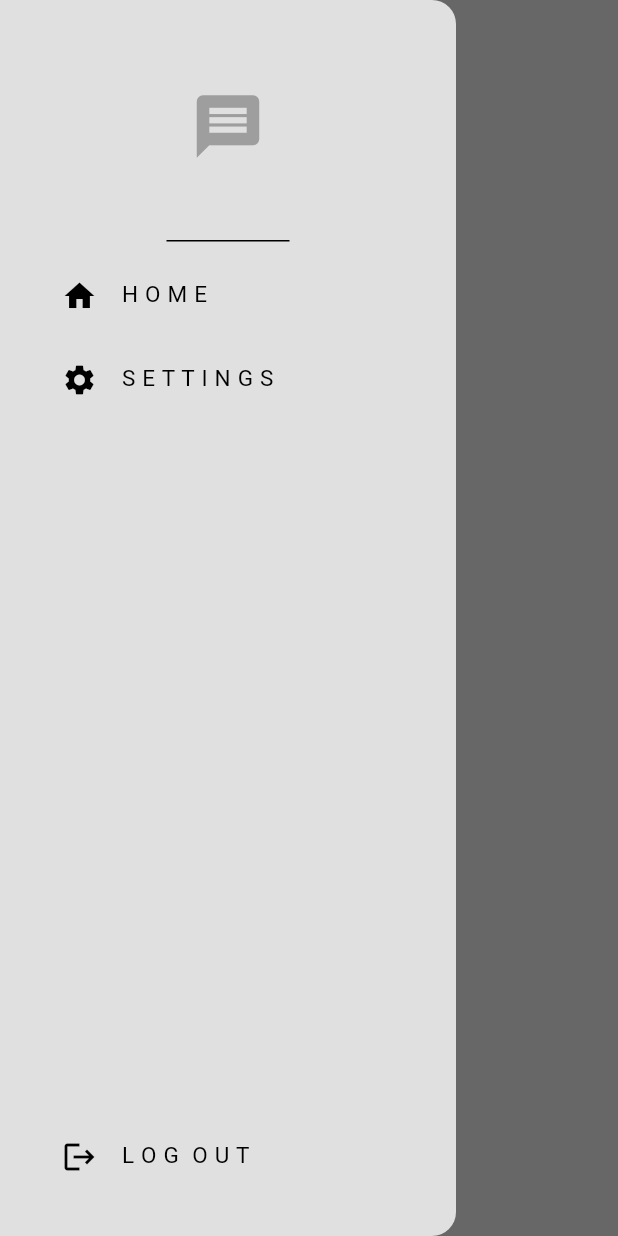
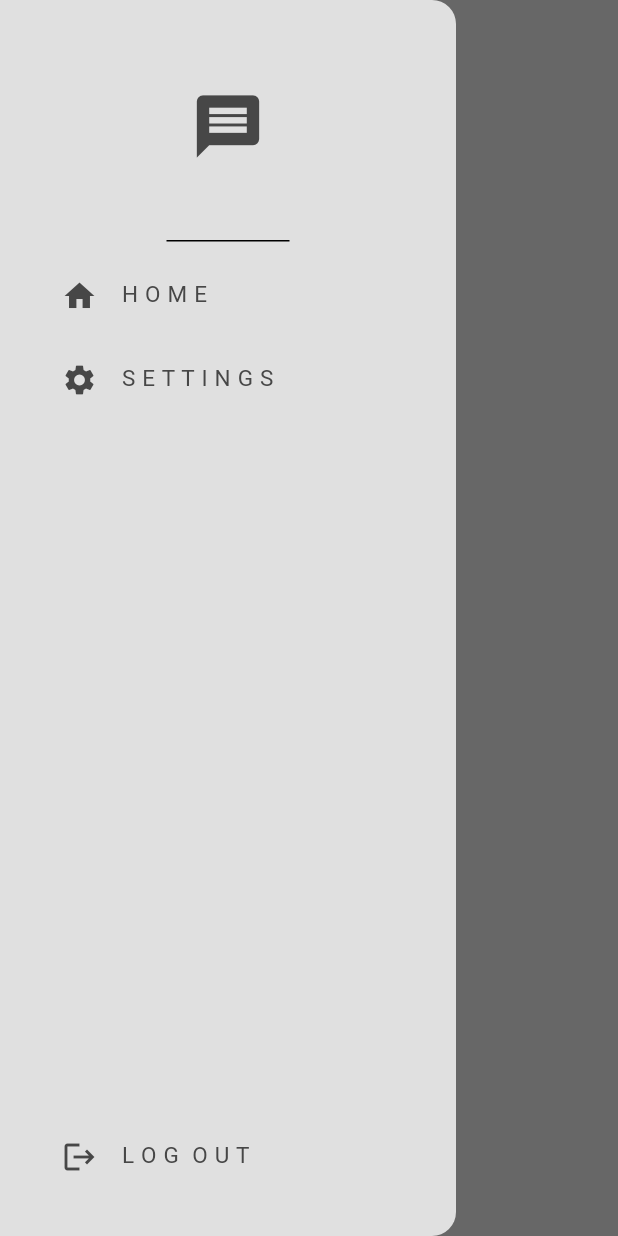
Before and after one commit to Vihanga-Nirmitha/Messenger-App-, a Flutter app: the screen it shows once a user with an empty profile is signed in, with the side drawer open, on a phone screen of 412 x 824 dp. Run offline on Flutter 3.47's test engine with Material 3 defaults, Android fonts, the phone set to English and light mode, and no system bars; our stand-ins replace cloud_firestore, firebase_auth, firebase_core; missing offline and left inert: dart:ffi; accounts and stored records are empty.

Commit message:
Theme mode setup

```diff
--- a/lib/component/my_drawer.dart
+++ b/lib/component/my_drawer.dart
@@ -21,7 +21,7 @@ class MyDrawer extends StatelessWidget {
               DrawerHeader(
                 child: Icon(
                   Icons.message,
-                  color: Theme.of(context).colorScheme.primary,
+                  color: Theme.of(context).colorScheme.tertiary,
                   size: 50,
                 ),
               ),
@@ -30,11 +30,17 @@ class MyDrawer extends StatelessWidget {
               Padding(
                 padding: const EdgeInsets.only(left: 25.0),
                 child: ListTile(
-                  title: const Text(
+                  title: Text(
                     "H O M E",
-                    style: TextStyle(fontSize: 15),
+                    style: TextStyle(
+                      fontSize: 15,
+                      color: Theme.of(context).colorScheme.tertiary,
+                    ),
                   ),
-                  leading: const Icon(Icons.home),
+                  leading: Icon(
+                    Icons.home,
+                    color: Theme.of(context).colorScheme.tertiary,
+                  ),
                   onTap: () {
                     Navigator.pop(context);
                   },
@@ -44,11 +50,17 @@ class MyDrawer extends StatelessWidget {
               Padding(
                 padding: const EdgeInsets.only(left: 25.0),
                 child: ListTile(
-                  title: const Text(
+                  title: Text(
                     "S E T T I N G S",
-                    style: TextStyle(fontSize: 15),
+                    style: TextStyle(
+                      fontSize: 15,
+                      color: Theme.of(context).colorScheme.tertiary,
+                    ),
                   ),
-                  leading: const Icon(Icons.settings),
+                  leading: Icon(
+                    Icons.settings,
+                    color: Theme.of(context).colorScheme.tertiary,
+                  ),
                   onTap: () {
                     Navigator.pop(context);
                     Navigator.push(
@@ -64,11 +76,17 @@ class MyDrawer extends StatelessWidget {
           Padding(
             padding: const EdgeInsets.only(left: 25.0, bottom: 25),
             child: ListTile(
-              title: const Text(
+              title: Text(
                 "L O G  O U T",
-                style: TextStyle(fontSize: 15),
+                style: TextStyle(
+                  fontSize: 15,
+                  color: Theme.of(context).colorScheme.tertiary,
+                ),
               ),
-              leading: const Icon(Icons.logout),
+              leading: Icon(
+                Icons.logout,
+                color: Theme.of(context).colorScheme.tertiary,
+              ),
               onTap: logout,
             ),
           ),
--- a/lib/main.dart
+++ b/lib/main.dart
@@ -1,15 +1,20 @@
 import 'package:firebase_core/firebase_core.dart';
 import 'package:flutter/material.dart';
+import 'package:provider/provider.dart';
 import 'package:wechat/services/auth/auth_gate.dart';
 import 'package:wechat/firebase_options.dart';
 
 import 'package:wechat/themes/light_mode.dart';
+import 'package:wechat/themes/theme_provider.dart';
 
 Future<void> main() async {
   WidgetsFlutterBinding.ensureInitialized();
   await Firebase.initializeApp(options: DefaultFirebaseOptions.currentPlatform);
 
-  runApp(const MyApp());
+  runApp(ChangeNotifierProvider(
+    create: (context) => ThemeProvider(),
+    child: const MyApp(),
+  ));
 }
 
 class MyApp extends StatelessWidget {
@@ -21,7 +26,7 @@ class MyApp extends StatelessWidget {
     return MaterialApp(
       debugShowCheckedModeBanner: false,
       home: const AuthGate(),
-      theme: lightMode,
+      theme: Provider.of<ThemeProvider>(context).themeData,
     );
   }
 }
--- a/lib/pages/chat_page.dart
+++ b/lib/pages/chat_page.dart
@@ -25,6 +25,7 @@ class ChatPage extends StatelessWidget {
   @override
   Widget build(BuildContext context) {
     return Scaffold(
+      backgroundColor: Theme.of(context).colorScheme.surface,
       appBar: AppBar(
         title: Text(receiverEmail),
         backgroundColor: Colors.transparent,
--- a/lib/pages/home_page.dart
+++ b/lib/pages/home_page.dart
@@ -14,6 +14,7 @@ class HomePage extends StatelessWidget {
   @override
   Widget build(BuildContext context) {
     return Scaffold(
+      backgroundColor: Theme.of(context).colorScheme.surface,
       appBar: AppBar(
         title: const Text("Home"),
         backgroundColor: Colors.transparent,
--- a/lib/pages/login_page.dart
+++ b/lib/pages/login_page.dart
@@ -30,6 +30,7 @@ class LoginPage extends StatelessWidget {
   @override
   Widget build(BuildContext context) {
     return Scaffold(
+
       backgroundColor: Theme.of(context).colorScheme.surface,
       body: Center(
         child: Column(
--- a/lib/themes/dark_mode.dart
+++ b/lib/themes/dark_mode.dart
@@ -0,0 +1,10 @@
+import 'package:flutter/material.dart';
+
+final ThemeData darkMode = ThemeData(
+    colorScheme: ColorScheme.dark(
+  surface: Colors.grey.shade900,
+  primary: Colors.grey.shade600,
+  secondary: Colors.grey.shade700,
+  tertiary: Colors.white,
+  inversePrimary: Colors.grey.shade300,
+));
--- a/lib/themes/light_mode.dart
+++ b/lib/themes/light_mode.dart
@@ -5,6 +5,6 @@ final ThemeData lightMode = ThemeData(
   surface: Colors.grey.shade300,
   primary: Colors.grey.shade500,
   secondary: Colors.grey.shade200,
-  tertiary: Colors.white,
+  tertiary: const Color.fromARGB(255, 71, 71, 71),
   inversePrimary: Colors.grey.shade300,
 ));
--- /dev/null
+++ b/lib/themes/theme_provider.dart
@@ -0,0 +1,22 @@
+import 'package:flutter/material.dart';
+import 'package:wechat/themes/dark_mode.dart';
+import 'package:wechat/themes/light_mode.dart';
+
+class ThemeProvider extends ChangeNotifier {
+  ThemeData _themeData = lightMode;
+  ThemeData get themeData => _themeData;
+  bool get isDarkMode => _themeData == darkMode;
+
+  set themeData(ThemeData themedata) {
+    _themeData = themedata;
+    notifyListeners();
+  }
+
+  void toggleTheme() {
+    if (_themeData == lightMode) {
+      themeData = darkMode;
+    } else {
+      themeData = lightMode;
+    }
+  }
+}
--- a/pubspec.yaml
+++ b/pubspec.yaml
@@ -38,6 +38,7 @@ dependencies:
   firebase_core: ^3.2.0
   firebase_auth: ^5.1.2
   cloud_firestore: ^5.1.0
+  provider: ^6.1.2
 
 dev_dependencies:
   flutter_test:
```
Also changed, not shown: lib/pages/settting_page.dart (+26 -0 lines), pubspec.lock.
